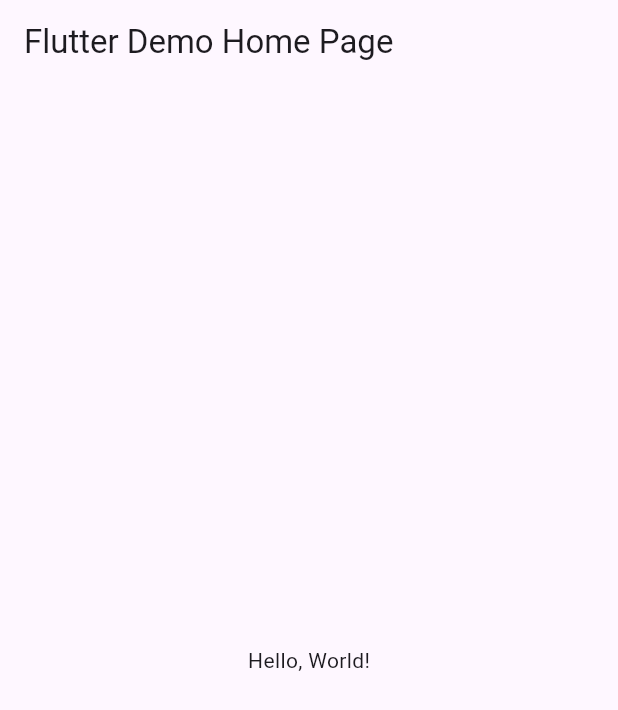
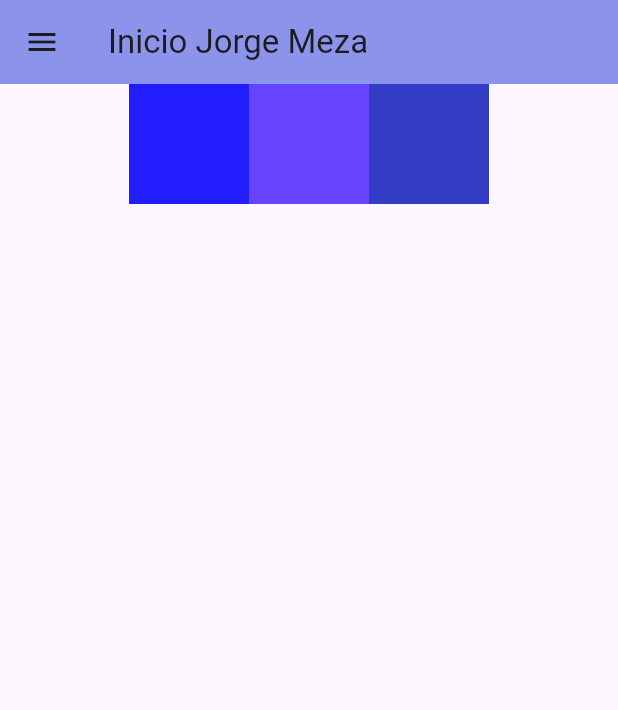
Before and after one commit to JorgeMeza123/UII-Act4, a Flutter app: the screen it shows after launch, on a phone screen of 412 x 824 dp. Shown: the top 710 px of the screen. Run offline on Flutter 3.47's test engine with Material 3 defaults, Android fonts, the phone set to English and light mode, and no system bars.

```diff
--- /dev/null
+++ b/lib/home.dart
@@ -0,0 +1,44 @@
+import 'package:meza/drawer_menu.dart';
+import 'package:flutter/material.dart';
+
+class Home extends StatelessWidget {
+  static const String routeName = '/home';
+
+  const Home({super.key});
+
+  @override
+  Widget build(BuildContext context) {
+    return Scaffold(
+      appBar: AppBar(
+        title: const Text("Inicio Jorge Meza"),
+        backgroundColor: const Color(0xff8b94ea),
+      ),
+      drawer: const DrawerMenu(),
+      body: Row(
+        mainAxisAlignment: MainAxisAlignment.center,
+        mainAxisSize: MainAxisSize.max,
+        crossAxisAlignment: CrossAxisAlignment.center,
+        children: <Widget>[
+          Container(
+            padding: const EdgeInsets.all(0.0),
+            color: const Color(0xff211dff),
+            width: 80.0,
+            height: 80.0,
+          ),
+          Container(
+            padding: const EdgeInsets.all(0.0),
+            color: const Color(0xff6644ff),
+            width: 80.0,
+            height: 80.0,
+          ),
+          Container(
+            padding: const EdgeInsets.all(0.0),
+            color: const Color(0xff323cc5),
+            width: 80.0,
+            height: 80.0,
+          ),
+        ],
+      ), // This trailing comma makes auto-formatting nicer for build methods.
+    );
+  }
+}
--- a/lib/main.dart
+++ b/lib/main.dart
@@ -1,43 +1,49 @@
+import 'package:meza/movies.dart';
+import 'package:meza/profile.dart';
 import 'package:flutter/material.dart';
+import 'package:meza/pagina5.dart';
+import 'package:meza/pagina6.dart';
+import 'package:meza/pagina7.dart';
+import 'contact.dart';
+import 'home.dart';
 
-void main() => runApp(MyApp());
+void main() {
+  runApp(const MyApp());
+}
 
 class MyApp extends StatelessWidget {
+  static const String home = Home.routeName;
+  static const String profile = Profile.routeName;
+  static const String movies = Movies.routeName;
+  static const String contacts = Contact.routeName;
+  static const String pagina5 = Pagina5.routeName;
+  static const String pagina6 = Pagina6.routeName;
+  static const String pagina7 = Pagina7.routeName;
+
   const MyApp({super.key});
+
   // This widget is the root of your application.
   @override
   Widget build(BuildContext context) {
     return MaterialApp(
-      // Application name
-      title: 'Flutter Hello World',
-      // Application theme data, you can set the colors for the application as
-      // you want
+      title: 'Ejemplo Drawer Menu',
+      debugShowCheckedModeBanner: false,
       theme: ThemeData(
-        // useMaterial3: false,
         primarySwatch: Colors.blue,
+        visualDensity: VisualDensity.adaptivePlatformDensity,
       ),
-      // A widget which will be started on application startup
-      home: MyHomePage(title: 'Flutter Demo Home Page'),
+      routes: {
+        home: (context) => const Home(),
+        profile: (context) => const Profile(),
+        movies: (context) => const Movies(),
+        contacts: (context) => const Contact(),
+        pagina5: (context) => const Pagina5(),
+        // ignore: equal_keys_in_map
+        pagina6: (context) => const Pagina6(),
+        // ignore: equal_keys_in_map
+        pagina7: (context) => const Pagina7(),
+      },
+      home: const Home(),
     );
   }
 }
-
-class MyHomePage extends StatelessWidget {
-  final String title;
-  const MyHomePage({super.key, required this.title});
-
-  @override
-  Widget build(BuildContext context) {
-    return Scaffold(
-      appBar: AppBar(
-        // The title text which will be shown on the action bar
-        title: Text(title),
-      ),
-      body: Center(
-        child: Text(
-          'Hello, World!',
-        ),
-      ),
-    );
-  }
-}
```
Also changed, not shown: lib/contact.dart (added, +44 -0 lines), lib/drawer_menu.dart (added, +97 -0 lines), lib/movies.dart (added, +44 -0 lines), lib/pagina5.dart (added, +44 -0 lines), lib/pagina6.dart (added, +44 -0 lines), lib/pagina7.dart (added, +44 -0 lines), lib/profile.dart (added, +44 -0 lines), assets/drawer_header.png (added).
